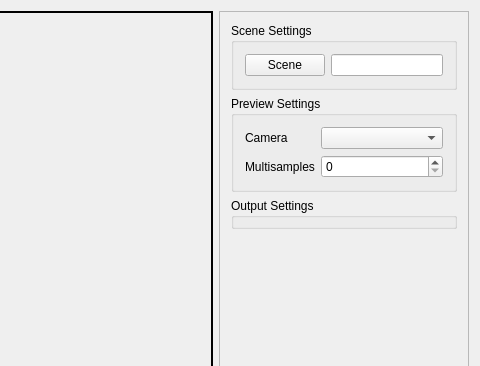
This is src/ui/raytracegui.ui in jaschmid/MonteCarloRaytracer as Qt 5 draws it before an edit; both pictures show x 445 to 925 and y 0 to 366 of the 925 by 777 pixel window. The edited form follows.
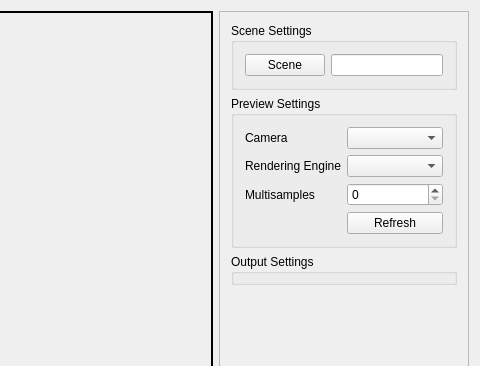
This is the edited form.

Diff of the .ui file:
```diff
--- a/src/ui/raytracegui.ui
+++ b/src/ui/raytracegui.ui
@@ -126,14 +126,14 @@
            <string>Preview Settings</string>
           </property>
           <layout class="QFormLayout" name="formLayout_2">
-           <item row="3" column="0">
+           <item row="4" column="0">
             <widget class="QLabel" name="label">
              <property name="text">
               <string>Multisamples</string>
              </property>
             </widget>
            </item>
-           <item row="3" column="1">
+           <item row="4" column="1">
             <widget class="QSpinBox" name="previewMultisampleCount"/>
            </item>
            <item row="1" column="1">
@@ -146,6 +146,23 @@
              </property>
             </widget>
            </item>
+           <item row="3" column="1">
+            <widget class="QComboBox" name="previewRenderingEngine"/>
+           </item>
+           <item row="3" column="0">
+            <widget class="QLabel" name="previewRenderingEngineLabel">
+             <property name="text">
+              <string>Rendering Engine</string>
+             </property>
+            </widget>
+           </item>
+           <item row="5" column="1">
+            <widget class="QPushButton" name="previewRefreshButton">
+             <property name="text">
+              <string>Refresh</string>
+             </property>
+            </widget>
+           </item>
           </layout>
          </widget>
         </item>
```
Left out of the diff: 39 changed lines with no effect on the pictures.
